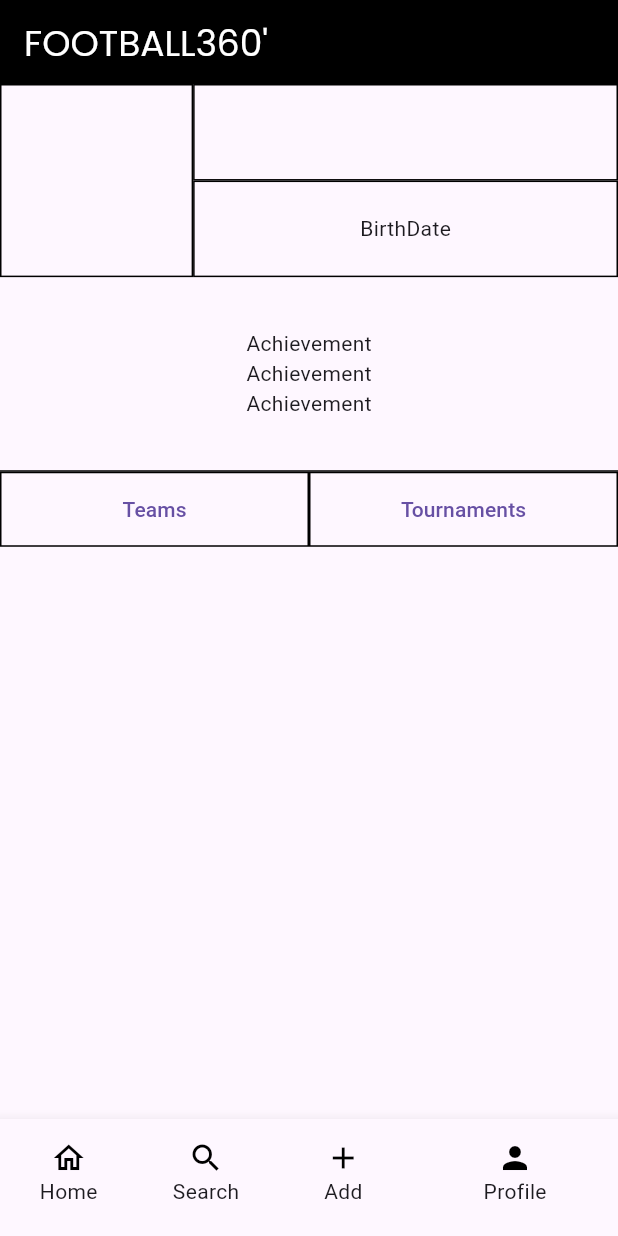
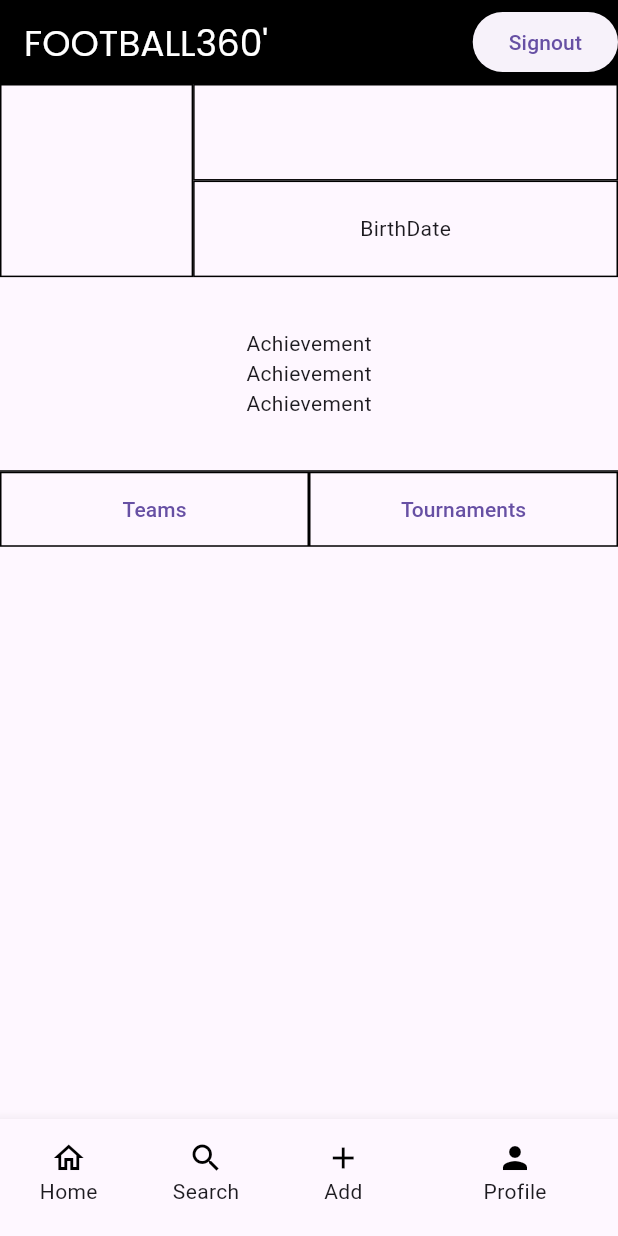
Before and after one commit to Sineeshka/football_management, a Flutter app: the screen it shows once a user with an empty profile is signed in, item 4 of the bottom bar chosen, on a phone screen of 412 x 824 dp. Run offline on Flutter 3.47's test engine with Material 3 defaults, Android fonts, the light colour scheme and no system bars; our stand-ins replace cloud_firestore, file_picker, firebase_auth, firebase_core, firebase_storage, google_fonts and 1 more; accounts and stored records are empty; network calls fail.

Commit message:
added signout button

```diff
--- a/lib/pages/main/navbar/homepage.dart
+++ b/lib/pages/main/navbar/homepage.dart
@@ -7,6 +7,7 @@
 import 'package:sample/pages/main/navbar/profile/profile.dart';
 import 'package:sample/pages/main/navbar/profile/list1.dart';
 import 'package:sample/pages/main/navbar/search.dart';
+import 'package:sample/services/auth.dart';
 class homepage extends StatefulWidget {
   const homepage({super.key});
 
@@ -24,10 +25,15 @@
   }
   @override
   Widget build(BuildContext context) {
+    final AuthService _authService=AuthService();
     return Scaffold(
       appBar: AppBar(
         backgroundColor: Colors.black,
-        //title: Text("Home"),
+        actions:<Widget> [
+          ElevatedButton(
+            onPressed:() async {_authService.signOut();},
+            child: Text('Signout'),)
+        ],
         title: Text(
             'FOOTBALL360\'',
             style: GoogleFonts.poppins(
--- a/lib/services/auth.dart
+++ b/lib/services/auth.dart
@@ -35,6 +35,15 @@
     }
   }
 
+  Future signOut() async{
+    try{
+      return await auth.signOut();
+    }catch(e){
+      print(e.toString());
+      return null;
+    }
+  }
+
   Future signIn(email, password) async {
     try {
       User user = (await auth.signInWithEmailAndPassword(
```
